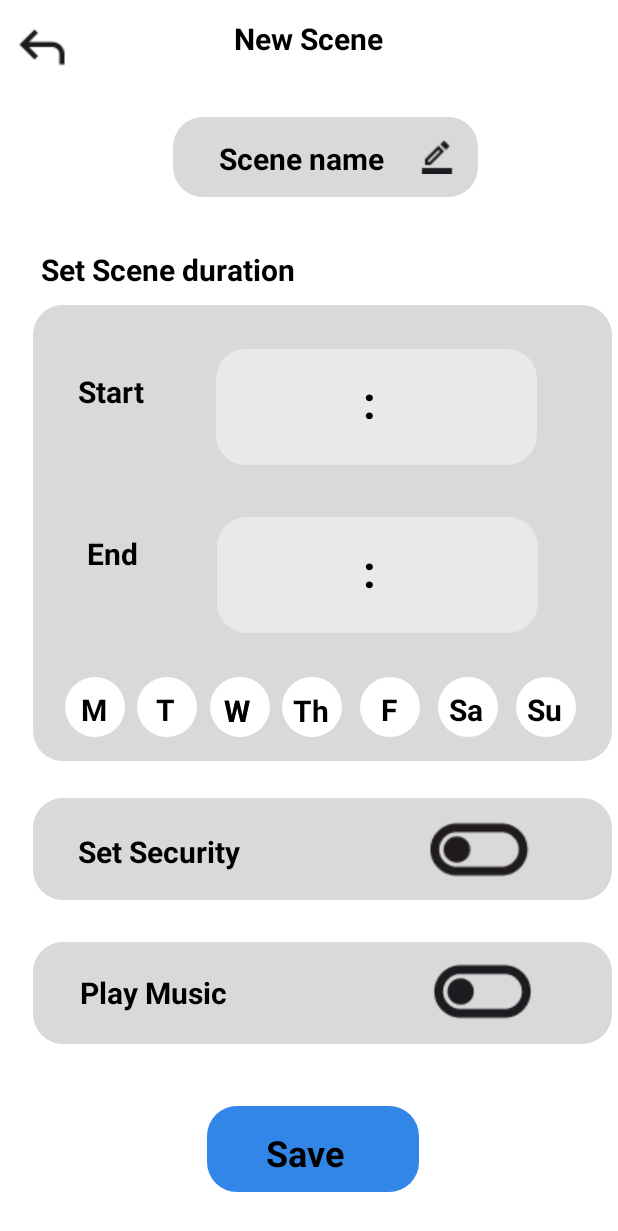
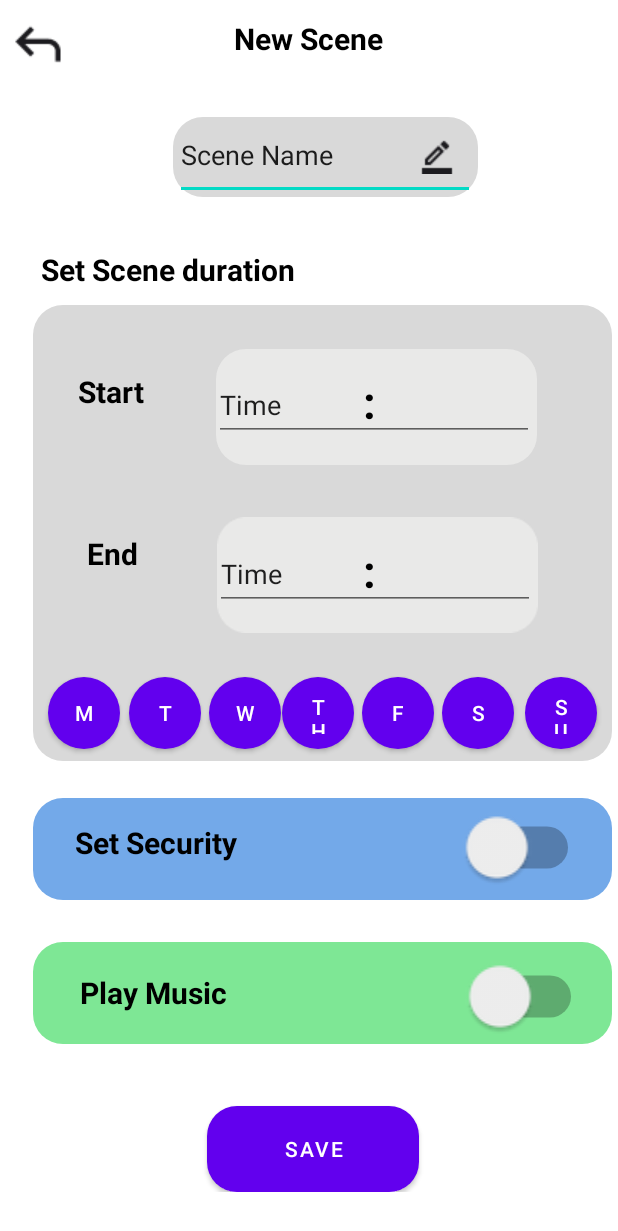
Before and after one commit to jitishp04/Home4U, an Android app: the layout newscenecreator.xml on its own in the app's theme, with its tools: preview values and no code run, on a phone screen of 412 x 824 dp. Shown: the top 1231 px of the screen. Run offline under Robolectric (Android 15) with nearby library versions, the phone set to English and light mode, and no system bars.

Commit message:
implement newscenecreator_activity from Figma frontend v2

```diff
--- a/android/app/src/main/java/com/example/home4u/scenes/newscenecreator_activity.java
+++ b/android/app/src/main/java/com/example/home4u/scenes/newscenecreator_activity.java
@@ -21,6 +21,10 @@ import android.os.Bundle;
 
 
 import android.view.View;
+import android.widget.Button;
+import android.widget.EditText;
+import android.widget.ImageButton;
+import android.widget.Switch;
 import android.widget.TextView;
 import android.widget.ImageView;
 
@@ -41,29 +45,24 @@ public class newscenecreator_activity extends Activity {
 	private TextView ___ek1;
 	private TextView start;
 	private TextView end;
-	private ImageView reply;
 	private View rectangle_8;
 	private TextView scene_name;
 	private ImageView border_color;
 	private TextView set_security;
-	private View ellipse_1;
-	private View ellipse_3;
-	private TextView w;
-	private TextView w_ek1;
-	private View ellipse_4;
-	private View ellipse_2;
-	private View ellipse_5;
-	private View ellipse_6;
-	private View ellipse_7;
-	private View rectangle_11;
-	private TextView save;
-	private TextView sa;
-	private TextView su;
-	private TextView th;
-	private TextView f;
-	private TextView m;
-	private TextView t;
-
+	private Button monButton;
+	private Button wedButton;
+	private Button thuButton;
+	private Button tueButton;
+	private Button satButton;
+	private Button sunButton;
+	private Button friButton;
+	private Switch setSecuritySwitch;
+	private Switch playMusicSwitch;
+	private Button saveButton;
+	private EditText sceneNameTextInput;
+	private EditText startTimeText;
+	private EditText endTimeText;
+	private ImageButton backButtonNewScene;
 	@Override
 	public void onCreate(Bundle savedInstanceState) {
 
@@ -82,29 +81,25 @@ public class newscenecreator_activity extends Activity {
 		___ek1 = (TextView) findViewById(R.id.___ek1);
 		start = (TextView) findViewById(R.id.start);
 		end = (TextView) findViewById(R.id.end);
-		reply = (ImageView) findViewById(R.id.reply);
 		rectangle_8 = (View) findViewById(R.id.rectangle_8);
-		scene_name = (TextView) findViewById(R.id.scene_name);
 		border_color = (ImageView) findViewById(R.id.border_color);
 		set_security = (TextView) findViewById(R.id.set_security);
-		ellipse_1 = (View) findViewById(R.id.ellipse_1);
-		ellipse_3 = (View) findViewById(R.id.ellipse_3);
-		w = (TextView) findViewById(R.id.w);
-		w_ek1 = (TextView) findViewById(R.id.w_ek1);
-		ellipse_4 = (View) findViewById(R.id.ellipse_4);
-		ellipse_2 = (View) findViewById(R.id.ellipse_2);
-		ellipse_5 = (View) findViewById(R.id.ellipse_5);
-		ellipse_6 = (View) findViewById(R.id.ellipse_6);
-		ellipse_7 = (View) findViewById(R.id.ellipse_7);
-		rectangle_11 = (View) findViewById(R.id.rectangle_11);
-		save = (TextView) findViewById(R.id.save);
-		sa = (TextView) findViewById(R.id.sa);
-		su = (TextView) findViewById(R.id.su);
-		th = (TextView) findViewById(R.id.th);
-		f = (TextView) findViewById(R.id.f);
-		m = (TextView) findViewById(R.id.m);
-		t = (TextView) findViewById(R.id.t);
 
+		monButton = findViewById(R.id.monButton);
+		wedButton = findViewById(R.id.wedButton);
+		thuButton = findViewById(R.id.thuButton);
+		tueButton = findViewById(R.id.tueButton);
+		satButton = findViewById(R.id.satButton);
+		sunButton = findViewById(R.id.sunButton);
+		friButton = findViewById(R.id.friButton);
+
+		setSecuritySwitch = findViewById(R.id.setSecuritySwitch);
+		playMusicSwitch = findViewById(R.id.playMusicSwitch);
+		saveButton = findViewById(R.id.rectangle_11);
+		sceneNameTextInput = findViewById(R.id.sceneNameTextInput);
+		startTimeText = findViewById(R.id.startTimeText);
+		endTimeText = findViewById(R.id.endTimeText);
+		backButtonNewScene = findViewById(R.id.backButtonNewScene);
 
 		//custom code goes here
 
--- a/android/app/src/main/res/drawable-nodpi/rectangle_10_shape.xml
+++ b/android/app/src/main/res/drawable-nodpi/rectangle_10_shape.xml
@@ -3,5 +3,5 @@
 <shape xmlns:android="http://schemas.android.com/apk/res/android"
 	android:shape="rectangle" >
 	<corners android:radius="20dp" />
-	<solid android:color="@color/rectangle_5_color" />
+	<solid android:color="@color/rectangle_10_color" />
 </shape>
--- a/android/app/src/main/res/drawable-nodpi/rectangle_9_shape.xml
+++ b/android/app/src/main/res/drawable-nodpi/rectangle_9_shape.xml
@@ -3,5 +3,5 @@
 <shape xmlns:android="http://schemas.android.com/apk/res/android"
 	android:shape="rectangle" >
 	<corners android:radius="20dp" />
-	<solid android:color="@color/rectangle_5_color" />
+	<solid android:color="@color/rectangle_9_color" />
 </shape>
--- a/android/app/src/main/res/layout/newscenecreator.xml
+++ b/android/app/src/main/res/layout/newscenecreator.xml
@@ -1,4 +1,6 @@
-<HorizontalScrollView xmlns:android="http://schemas.android.com/apk/res/android" xmlns:tools="http://schemas.android.com/tools"
+<HorizontalScrollView xmlns:android="http://schemas.android.com/apk/res/android"
+	xmlns:app="http://schemas.android.com/apk/res-auto"
+	xmlns:tools="http://schemas.android.com/tools"
 	android:layout_width="match_parent" android:layout_height="wrap_content" >
 	<!--
 	/*
@@ -35,8 +37,10 @@
 					android:id="@+id/new_scene"
 					android:layout_width="135dp"
 					android:layout_height="38dp"
+					android:layout_above="@+id/rectangle_8"
 					android:layout_marginLeft="156dp"
 					android:layout_marginTop="12dp"
+					android:layout_marginBottom="-50dp"
 					android:text="@string/new_scene_string"
 					android:textColor="@color/new_scene_color"
 					android:textSize="20sp"
@@ -83,8 +87,11 @@
 					android:id="@+id/play_music"
 					android:layout_width="131dp"
 					android:layout_height="38dp"
+					android:layout_alignStart="@+id/rectangle_10"
+					android:layout_alignTop="@+id/rectangle_10"
+					android:layout_marginStart="31dp"
 					android:layout_marginLeft="53dp"
-					android:layout_marginTop="648dp"
+					android:layout_marginTop="20dp"
 					android:text="@string/play_music_string"
 					android:textColor="@color/new_scene_color"
 					android:textSize="20sp"
@@ -157,15 +164,6 @@
 					android:textSize="20sp"
 					android:textStyle="bold" />
 
-				<ImageView
-					android:id="@+id/reply"
-					android:layout_width="40dp"
-					android:layout_height="40dp"
-					android:layout_marginStart="8dp"
-					android:layout_marginTop="11dp"
-					android:contentDescription="reply"
-					android:src="@drawable/reply" />
-
 				<View
 					android:id="@+id/rectangle_8"
 					android:layout_width="203dp"
@@ -173,17 +171,6 @@
 					android:layout_marginStart="115dp"
 					android:layout_marginTop="78dp"
 					android:background="@drawable/rectangle_8_shape" />
-
-				<TextView
-					android:id="@+id/scene_name"
-					android:layout_width="146dp"
-					android:layout_height="38dp"
-					android:layout_marginLeft="146dp"
-					android:layout_marginTop="92dp"
-					android:text="@string/scene_name_string"
-					android:textColor="@color/new_scene_color"
-					android:textSize="20sp"
-					android:textStyle="bold" />
 
 				<ImageView
 					android:id="@+id/border_color"
@@ -198,199 +185,179 @@
 					android:id="@+id/set_security"
 					android:layout_width="148dp"
 					android:layout_height="38dp"
+					android:layout_alignStart="@+id/rectangle_9"
+					android:layout_alignTop="@+id/rectangle_9"
+					android:layout_marginStart="28dp"
 					android:layout_marginLeft="52dp"
-					android:layout_marginTop="554dp"
+					android:layout_marginTop="16dp"
 					android:text="@string/set_security_string"
 					android:textColor="@color/new_scene_color"
 					android:textSize="20sp"
 					android:textStyle="bold" />
 
-				<View
-					android:id="@+id/ellipse_1"
-					android:layout_width="40dp"
-					android:layout_height="40dp"
-					android:layout_marginStart="43dp"
+				<Button
+					android:id="@+id/monButton"
+					android:layout_width="48dp"
+					android:layout_height="48dp"
+					android:layout_alignStart="@+id/rectangle_5"
+					android:layout_alignBottom="@+id/rectangle_5"
+					android:layout_marginStart="10dp"
 					android:layout_marginTop="451dp"
-					android:background="@drawable/ellipse_1_shape" />
+					android:layout_marginEnd="11dp"
+					android:layout_marginBottom="8dp"
+					android:background="@drawable/ellipse_1_shape"
+					android:text="M" />
 
-				<View
-					android:id="@+id/ellipse_3"
-					android:layout_width="40dp"
-					android:layout_height="40dp"
-					android:layout_marginStart="140dp"
+				<Button
+					android:id="@+id/wedButton"
+					android:layout_width="48dp"
+					android:layout_height="48dp"
+					android:layout_alignBottom="@+id/tueButton"
+					android:layout_marginStart="5dp"
 					android:layout_marginTop="451dp"
-					android:background="@drawable/ellipse_3_shape" />
+					android:layout_marginBottom="0dp"
+					android:layout_toEndOf="@+id/tueButton"
+					android:background="@drawable/ellipse_3_shape"
+					android:text="W" />
 
-				<TextView
-					android:id="@+id/w"
-					android:layout_width="46dp"
-					android:layout_height="38dp"
-					android:layout_marginLeft="149dp"
-					android:layout_marginTop="460dp"
-					android:text="@string/w_string"
-					android:textColor="@color/new_scene_color"
-					android:textSize="20sp"
-					android:textStyle="bold" />
-
-				<TextView
-					android:id="@+id/w_ek1"
-					android:layout_width="46dp"
-					android:layout_height="38dp"
-					android:layout_marginLeft="149dp"
-					android:layout_marginTop="460dp"
-					android:text="@string/w_ek1_string"
-					android:textColor="@color/new_scene_color"
-					android:textSize="20sp"
-					android:textStyle="bold" />
-
-				<View
-					android:id="@+id/ellipse_4"
-					android:layout_width="40dp"
-					android:layout_height="40dp"
+				<Button
+					android:id="@+id/thuButton"
+					android:layout_width="48dp"
+					android:layout_height="48dp"
+					android:layout_alignBottom="@+id/wedButton"
 					android:layout_marginStart="188dp"
 					android:layout_marginTop="451dp"
-					android:background="@drawable/ellipse_4_shape" />
+					android:layout_marginBottom="0dp"
+					android:background="@drawable/ellipse_4_shape"
+					android:text="Th" />
 
-				<View
-					android:id="@+id/ellipse_2"
-					android:layout_width="40dp"
-					android:layout_height="40dp"
-					android:layout_marginStart="91dp"
+				<Button
+					android:id="@+id/tueButton"
+					android:layout_width="48dp"
+					android:layout_height="48dp"
+					android:layout_alignBottom="@+id/monButton"
+					android:layout_marginStart="-5dp"
 					android:layout_marginTop="451dp"
-					android:background="@drawable/ellipse_2_shape" />
+					android:layout_marginBottom="0dp"
+					android:layout_toEndOf="@+id/monButton"
+					android:background="@drawable/ellipse_2_shape"
+					android:text="T" />
 
-				<View
-					android:id="@+id/ellipse_5"
-					android:layout_width="40dp"
-					android:layout_height="40dp"
-					android:layout_marginStart="292dp"
+				<Button
+					android:id="@+id/satButton"
+					android:layout_width="48dp"
+					android:layout_height="48dp"
+					android:layout_alignBottom="@+id/friButton"
+					android:layout_marginStart="5dp"
 					android:layout_marginTop="451dp"
-					android:background="@drawable/ellipse_5_shape" />
+					android:layout_marginBottom="0dp"
+					android:layout_toEndOf="@+id/friButton"
+					android:background="@drawable/ellipse_5_shape"
+					android:text="S" />
 
-				<View
-					android:id="@+id/ellipse_6"
-					android:layout_width="40dp"
-					android:layout_height="40dp"
-					android:layout_marginStart="344dp"
+				<Button
+					android:id="@+id/sunButton"
+					android:layout_width="48dp"
+					android:layout_height="48dp"
+					android:layout_alignBottom="@+id/satButton"
+					android:layout_alignParentEnd="true"
+					android:layout_marginStart="10dp"
 					android:layout_marginTop="451dp"
-					android:background="@drawable/ellipse_6_shape" />
+					android:layout_marginEnd="10dp"
+					android:layout_marginBottom="0dp"
+					android:background="@drawable/ellipse_6_shape"
+					android:text="Su" />
 
-				<View
-					android:id="@+id/ellipse_7"
-					android:layout_width="40dp"
-					android:layout_height="40dp"
-					android:layout_marginStart="240dp"
+				<Button
+					android:id="@+id/friButton"
+					android:layout_width="48dp"
+					android:layout_height="48dp"
+					android:layout_alignBottom="@+id/thuButton"
+					android:layout_marginStart="5dp"
 					android:layout_marginTop="451dp"
-					android:background="@drawable/ellipse_7_shape" />
+					android:layout_marginBottom="0dp"
+					android:layout_toEndOf="@+id/thuButton"
+					android:background="@drawable/ellipse_7_shape"
+					android:text="F" />
 
-				<View
+				<Button
 					android:id="@+id/rectangle_11"
 					android:layout_width="141dp"
 					android:layout_height="57dp"
 					android:layout_marginStart="138dp"
 					android:layout_marginTop="737dp"
-					android:background="@drawable/rectangle_11_shape" />
+					android:background="@drawable/rectangle_11_shape"
+					tools:text="Save" />
 
-				<TextView
-					android:id="@+id/save"
-					android:layout_width="87dp"
-					android:layout_height="41dp"
-					android:layout_marginLeft="177dp"
-					android:layout_marginTop="752dp"
-					android:text="@string/save_string"
-					android:textColor="@color/new_scene_color"
-					android:textSize="24sp"
-					android:textStyle="bold" />
+				<Switch
+					android:id="@+id/setSecuritySwitch"
+					android:layout_width="wrap_content"
+					android:layout_height="wrap_content"
+					android:layout_alignBottom="@+id/rectangle_9"
+					android:layout_marginStart="130dp"
+					android:layout_marginBottom="21dp"
+					android:layout_toEndOf="@+id/set_security"
+					android:scaleX="2"
+					android:scaleY="2" />
 
-				<TextView
-					android:id="@+id/sa"
+				<Switch
+					android:id="@+id/playMusicSwitch"
+					android:layout_width="wrap_content"
+					android:layout_height="wrap_content"
+					android:layout_alignBottom="@+id/rectangle_10"
+					android:layout_marginStart="145dp"
+					android:layout_marginBottom="18dp"
+					android:layout_toEndOf="@+id/play_music"
+					android:scaleX="2"
+					android:scaleY="2" />
+
+				<EditText
+					android:id="@+id/sceneNameTextInput"
+					android:layout_width="200dp"
+					android:layout_height="59dp"
+					android:layout_alignEnd="@+id/rectangle_8"
+					android:layout_alignBottom="@+id/rectangle_8"
+					android:layout_marginEnd="2dp"
+					android:layout_marginBottom="-2dp"
+					android:ems="10"
+					android:inputType="text"
+					android:text="Scene Name" />
+
+				<EditText
+					android:id="@+id/startTimeText"
+					android:layout_width="wrap_content"
+					android:layout_height="48dp"
+					android:layout_alignEnd="@+id/rectangle_6"
+					android:layout_alignBottom="@+id/rectangle_6"
+					android:layout_marginEnd="2dp"
+					android:layout_marginBottom="16dp"
+					android:ems="10"
+					android:inputType="time"
+					tools:text="Time" />
+
+				<EditText
+					android:id="@+id/endTimeText"
+					android:layout_width="wrap_content"
+					android:layout_height="48dp"
+					android:layout_alignEnd="@+id/rectangle_7"
+					android:layout_alignBottom="@+id/rectangle_7"
+					android:layout_marginEnd="2dp"
+					android:layout_marginBottom="15dp"
+					android:ems="10"
+					android:inputType="time"
+					android:text="Time" />
+
+				<ImageButton
+					android:id="@+id/backButtonNewScene"
 					android:layout_width="50dp"
-					android:layout_height="38dp"
-					android:layout_marginLeft="299dp"
-					android:layout_marginTop="459dp"
-					android:text="@string/sa_string"
-					android:textColor="@color/new_scene_color"
-					android:textSize="20sp"
-					android:textStyle="bold" />
-
-				<TextView
-					android:id="@+id/su"
-					android:layout_width="51dp"
-					android:layout_height="38dp"
-					android:layout_marginLeft="351dp"
-					android:layout_marginTop="459dp"
-					android:text="@string/su_string"
-					android:textColor="@color/new_scene_color"
-					android:textSize="20sp"
-					android:textStyle="bold" />
-
-				<TextView
-					android:id="@+id/th"
-					android:layout_width="51dp"
-					android:layout_height="38dp"
-					android:layout_marginLeft="195dp"
-					android:layout_marginTop="460dp"
-					android:text="@string/th_string"
-					android:textColor="@color/new_scene_color"
-					android:textSize="20sp"
-					android:textStyle="bold" />
-
-				<TextView
-					android:id="@+id/f"
-					android:layout_width="37dp"
-					android:layout_height="38dp"
-					android:layout_marginLeft="254dp"
-					android:layout_marginTop="459dp"
-					android:text="@string/f_string"
-					android:textColor="@color/new_scene_color"
-					android:textSize="20sp"
-					android:textStyle="bold" />
-
-				<TextView
-					android:id="@+id/m"
-					android:layout_width="44dp"
-					android:layout_height="38dp"
-					android:layout_marginLeft="54dp"
-					android:layout_marginTop="459dp"
-					android:text="@string/m_string"
-					android:textColor="@color/new_scene_color"
-					android:textSize="20sp"
-					android:textStyle="bold" />
-
-				<TextView
-					android:id="@+id/t"
-					android:layout_width="39dp"
-					android:layout_height="38dp"
-					android:layout_marginLeft="104dp"
-					android:layout_marginTop="459dp"
-					android:text="@string/t_string"
-					android:textColor="@color/new_scene_color"
-					android:textSize="20sp"
-					android:textStyle="bold" />
-
-				<ImageView
-					android:id="@+id/toggle_off"
-					android:layout_width="71.31dp"
-					android:layout_height="70dp"
-					android:layout_alignBottom="@+id/rectangle_9"
-					android:layout_marginStart="84dp"
-					android:layout_marginTop="105dp"
-					android:layout_marginBottom="-1dp"
-					android:layout_toEndOf="@+id/set_security"
-					android:contentDescription="toggle_off"
-					android:src="@drawable/toggle_off" />
-
-				<ImageView
-					android:id="@+id/toggle_off_ek1"
-					android:layout_width="70dp"
-					android:layout_height="70dp"
-					android:layout_alignBottom="@+id/rectangle_10"
-					android:layout_marginStart="102dp"
-					android:layout_marginTop="203dp"
-					android:layout_marginBottom="0dp"
-					android:layout_toEndOf="@+id/play_music"
-					android:contentDescription="toggle_off_ek1"
-					android:src="@drawable/toggle_off_ek1" />
+					android:layout_height="50dp"
+					android:layout_alignBottom="@+id/new_scene"
+					android:layout_marginEnd="-50dp"
+					android:layout_marginBottom="-4dp"
+					android:layout_toStartOf="@+id/new_scene"
+					android:backgroundTint="#00FFFFFF"
+					android:contentDescription="backButton"
+					app:srcCompat="@drawable/reply" />
 
 			</RelativeLayout>
 
--- a/android/app/src/main/res/values/colors.xml
+++ b/android/app/src/main/res/values/colors.xml
@@ -19,4 +19,7 @@
 	<color name="rectangle_6_color">#E9E9E8</color>
 	<color name="ellipse_1_color">#FFFFFF</color>
 	<color name="rectangle_11_color">#3286E8</color>
+	<color name="rectangle_10_color">#7EE795</color>
+	<color name="rectangle_9_color">#73A9E9</color>
+
 </resources>
```
